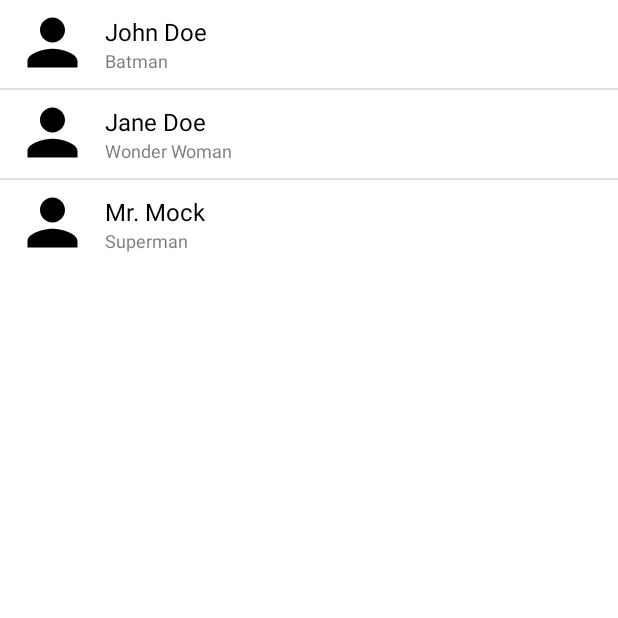
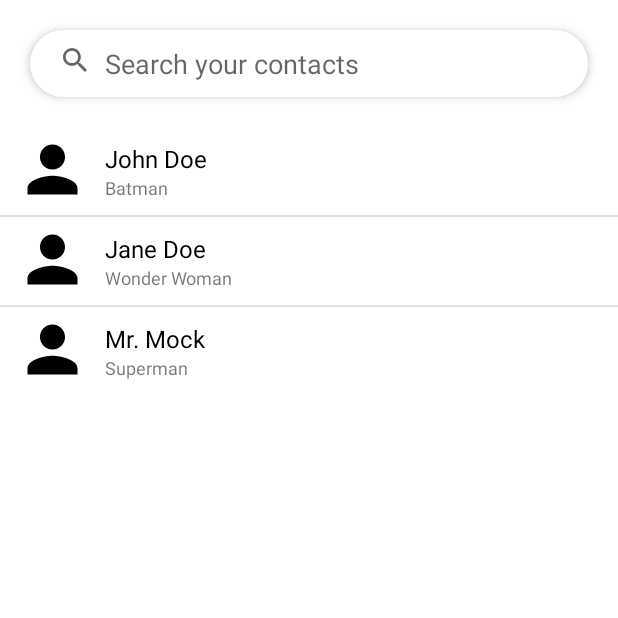
Before and after one commit to Alex0Blackwell/card-link, an Android app: the fragment NetworkFragment shown on its own in the app's theme, on a phone screen of 412 x 824 dp, the top half of it. Run offline under Robolectric (Android 15) with nearby library versions, the phone set to English and light mode, and no system bars.

Commit message:
Add search field and update action tab

```diff
--- /dev/null
+++ b/app/src/main/res/drawable/baseline_search_20.xml
@@ -0,0 +1,10 @@
+<vector xmlns:android="http://schemas.android.com/apk/res/android"
+    android:width="20dp"
+    android:height="20dp"
+    android:viewportWidth="20"
+    android:viewportHeight="20"
+    android:tint="?attr/colorControlNormal">
+  <path
+      android:fillColor="@android:color/white"
+      android:pathData="M13.37,12h-0.72l-0.19,-0.19c0.9,-1.04 1.44,-2.34 1.44,-3.82 0,-3.28 -2.61,-6 -5.89,-6S2,4.72 2,8s2.66,5.89 5.95,5.89c1.47,0 2.83,-0.54 3.87,-1.44l0.18,0.2v0.72L16.64,18 18,16.64 13.37,12zM7.95,12.06c-2.28,0 -4.12,-1.84 -4.12,-4.12s1.84,-4.12 4.12,-4.12 4.12,1.84 4.12,4.12 -1.85,4.12 -4.12,4.12z"/>
+</vector>
--- /dev/null
+++ b/app/src/main/res/drawable/border.xml
@@ -0,0 +1,6 @@
+<!-- res/drawable/myrect.xml -->
+<shape xmlns:android="http://schemas.android.com/apk/res/android"
+    android:shape="rectangle">
+    <solid android:color="@color/white" />
+    <corners android:radius="50dp" />
+</shape>
--- a/app/src/main/res/layout/fragment_network.xml
+++ b/app/src/main/res/layout/fragment_network.xml
@@ -5,9 +5,41 @@
     android:layout_height="match_parent"
     tools:context=".fragments.NetworkFragment">
 
+    <LinearLayout
+        android:layout_width="match_parent"
+        android:layout_height="match_parent"
+        android:orientation="vertical">
+
+        <LinearLayout
+            android:layout_width="match_parent"
+            android:layout_height="wrap_content"
+            android:elevation="4dp"
+            android:layout_margin="20dp"
+            android:background="@drawable/border"
+            android:padding="10dp"
+            >
+
+            <ImageView
+                android:id="@+id/my_contacts_list_photo"
+                android:layout_width="wrap_content"
+                android:layout_height="wrap_content"
+                android:layout_marginLeft="10dp"
+                android:contentDescription="@string/profile_image_description"
+                android:src="@drawable/baseline_search_20" />
+
+            <EditText
+            android:layout_width="match_parent"
+            android:layout_height="wrap_content"
+            android:background="@android:color/transparent"
+            android:layout_marginHorizontal="10dp"
+            android:hint="Search your contacts"
+        />
+        </LinearLayout>
+
     <ListView
         android:id="@+id/list_of_contacts"
         android:layout_width="match_parent"
         android:layout_height="wrap_content"/>
+    </LinearLayout>
 
 </FrameLayout>
--- a/app/src/main/res/values-night/themes.xml
+++ b/app/src/main/res/values-night/themes.xml
@@ -10,8 +10,7 @@
         <item name="colorSecondaryVariant">@color/teal_200</item>
         <item name="colorOnSecondary">@color/black</item>
         <!-- Status bar color. -->
-        <item name="android:windowTranslucentStatus">true</item>
-        <item name="android:fitsSystemWindows">true</item>
+        <item name="android:statusBarColor" tools:targetApi="l">?attr/colorPrimaryVariant</item>
         <!-- Customize your theme here. -->
     </style>
 </resources>
--- a/app/src/main/res/values/themes.xml
+++ b/app/src/main/res/values/themes.xml
@@ -10,8 +10,7 @@
         <item name="colorSecondaryVariant">@color/teal_700</item>
         <item name="colorOnSecondary">@color/black</item>
         <!-- Status bar color. -->
-        <item name="android:windowTranslucentStatus">true</item>
-        <item name="android:fitsSystemWindows">true</item>
+        <item name="android:statusBarColor">@color/white</item>
         <!-- Customize your theme here. -->
     </style>
 </resources>
```
